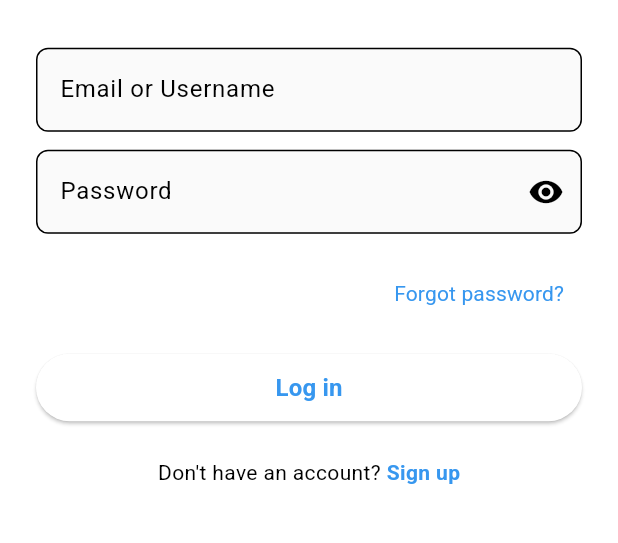
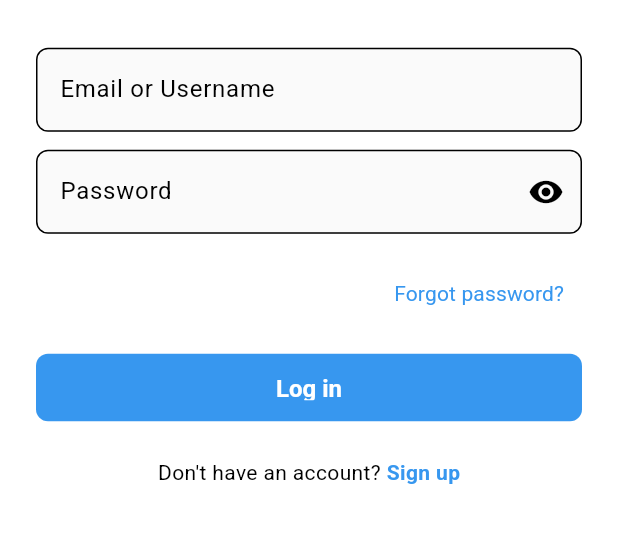
Before and after one commit to abhinavshr/instamate, a Flutter app: the screen it shows after launch, on a phone screen of 412 x 824 dp, the part 427-970 px from its top. Run offline on Flutter 3.47's test engine with Material 3 defaults, Android fonts, the phone set to English and light mode, and no system bars; our stand-ins replace flutter_secure_storage.

Commit message:
updated  the dark and light theme for the app

```diff
--- a/lib/constants/app_theme.dart
+++ b/lib/constants/app_theme.dart
@@ -4,18 +4,32 @@ class AppTheme {
   static ThemeData lightTheme = ThemeData(
     brightness: Brightness.light,
     scaffoldBackgroundColor: Colors.white,
-
     colorScheme: const ColorScheme.light(
-      primary: Color(0xFF3797EF), // Blue primary color
+      primary: Color(0xFF3797EF),
+      onPrimary: Colors.white,
       error: Color(0xFFB00020),
     ),
-
+    elevatedButtonTheme: ElevatedButtonThemeData(
+      style: ElevatedButton.styleFrom(
+        backgroundColor: const Color(0xFF3797EF),
+        foregroundColor: Colors.white,
+        elevation: 0,
+        padding: const EdgeInsets.symmetric(horizontal: 24, vertical: 14),
+        shape: RoundedRectangleBorder(
+          borderRadius: BorderRadius.circular(8),
+        ),
+        textStyle: const TextStyle(
+          fontSize: 16,
+          fontWeight: FontWeight.w600,
+        ),
+      ),
+    ),
     inputDecorationTheme: InputDecorationTheme(
       filled: true,
-      fillColor: Color(0xFFFAFAFA),
+      fillColor: const Color(0xFFFAFAFA),
       border: OutlineInputBorder(
         borderRadius: BorderRadius.circular(8),
-        borderSide: BorderSide(color: Color(0xFFDBDBDB)),
+        borderSide: const BorderSide(color: Color(0xFFDBDBDB)),
       ),
     ),
   );
@@ -23,18 +37,32 @@ class AppTheme {
   static ThemeData darkTheme = ThemeData(
     brightness: Brightness.dark,
     scaffoldBackgroundColor: Colors.black,
-
     colorScheme: const ColorScheme.dark(
-      primary: Color(0xFF3797EF), // Blue primary color for dark mode
+      primary: Color(0xFF3797EF),
+      onPrimary: Colors.white,
       error: Color(0xFFCF6679),
     ),
-
+    elevatedButtonTheme: ElevatedButtonThemeData(
+      style: ElevatedButton.styleFrom(
+        backgroundColor: const Color(0xFF3797EF),
+        foregroundColor: Colors.white,
+        elevation: 0,
+        padding: const EdgeInsets.symmetric(horizontal: 24, vertical: 14),
+        shape: RoundedRectangleBorder(
+          borderRadius: BorderRadius.circular(8),
+        ),
+        textStyle: const TextStyle(
+          fontSize: 16,
+          fontWeight: FontWeight.w600,
+        ),
+      ),
+    ),
     inputDecorationTheme: InputDecorationTheme(
       filled: true,
-      fillColor: Color(0xFF121212),
+      fillColor: const Color(0xFF121212),
       border: OutlineInputBorder(
         borderRadius: BorderRadius.circular(8),
-        borderSide: BorderSide(color: Colors.grey),
+        borderSide: const BorderSide(color: Colors.grey),
       ),
     ),
   );
```
